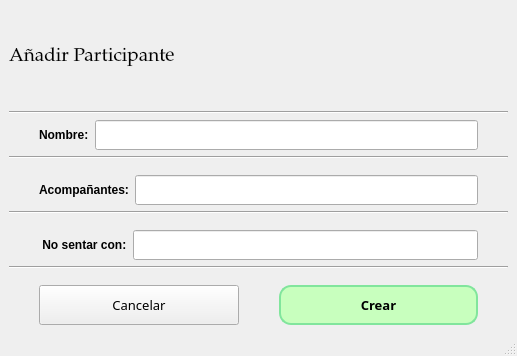
The window that src/ui/AñadirParticipante.ui (IvanJesusCorbalanPascual/Gestor-de-Eventos) describes before a commit, drawn with Qt 5.
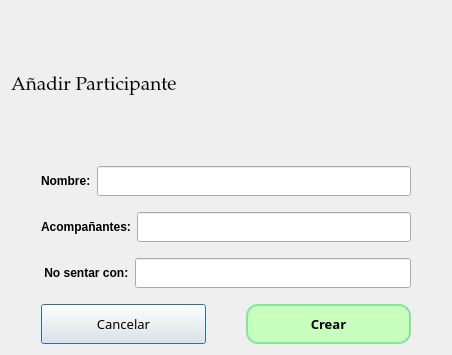
The same window after the commit.

Patch:
```diff
--- a/src/ui/AñadirParticipante.ui
+++ b/src/ui/AñadirParticipante.ui
@@ -1,21 +1,22 @@
 <?xml version="1.0" encoding="UTF-8"?>
 <ui version="4.0">
- <class>MainWindow</class>
- <widget class="QMainWindow" name="MainWindow">
+ <class>Dialog</class>
+ <widget class="QDialog" name="Dialog">
   <property name="geometry">
    <rect>
     <x>0</x>
     <y>0</y>
-    <width>517</width>
-    <height>356</height>
+    <width>452</width>
+    <height>355</height>
    </rect>
   </property>
   <property name="windowTitle">
    <string>MainWindow</string>
   </property>
-  <widget class="QWidget" name="centralwidget">
    <layout class="QVBoxLayout" name="verticalLayout">
     <item>
+    <layout class="QHBoxLayout" name="horizontalLayout">
+     <item>
      <widget class="QLabel" name="label_14">
       <property name="font">
        <font>
@@ -28,15 +29,10 @@
       </property>
      </widget>
     </item>
-    <item>
-     <widget class="Line" name="line_4">
-      <property name="orientation">
-       <enum>Qt::Horizontal</enum>
-      </property>
-     </widget>
+    </layout>
     </item>
     <item>
-     <layout class="QHBoxLayout" name="horizontalLayout">
+    <layout class="QHBoxLayout" name="horizontalLayout_2">
       <property name="leftMargin">
        <number>30</number>
       </property>
@@ -78,14 +74,7 @@
      </layout>
     </item>
     <item>
-     <widget class="Line" name="line">
-      <property name="orientation">
-       <enum>Qt::Horizontal</enum>
-      </property>
-     </widget>
-    </item>
-    <item>
-     <layout class="QHBoxLayout" name="horizontalLayout_2">
+    <layout class="QHBoxLayout" name="horizontalLayout_3">
       <property name="leftMargin">
        <number>30</number>
       </property>
@@ -126,13 +115,6 @@
       </item>
      </layout>
     </item>
-    <item>
-     <widget class="Line" name="line_2">
-      <property name="orientation">
-       <enum>Qt::Horizontal</enum>
-      </property>
-     </widget>
-    </item>
     <item>
      <layout class="QHBoxLayout" name="horizontalLayout_4">
       <property name="leftMargin">
@@ -176,14 +158,7 @@
      </layout>
     </item>
     <item>
-     <widget class="Line" name="line_3">
-      <property name="orientation">
-       <enum>Qt::Horizontal</enum>
-      </property>
-     </widget>
-    </item>
-    <item>
-     <layout class="QHBoxLayout" name="horizontalLayout_3">
+    <layout class="QHBoxLayout" name="horizontalLayout_5">
       <property name="spacing">
        <number>40</number>
       </property>
@@ -261,18 +236,6 @@
      </layout>
     </item>
    </layout>
-  </widget>
-  <widget class="QMenuBar" name="menubar">
-   <property name="geometry">
-    <rect>
-     <x>0</x>
-     <y>0</y>
-     <width>517</width>
-     <height>21</height>
-    </rect>
-   </property>
-  </widget>
-  <widget class="QStatusBar" name="statusbar"/>
  </widget>
  <resources/>
  <connections/>
```
Left out of the diff: 2 changed lines with no effect on the pictures. Lines whose indentation alone changed are shown as unchanged.
